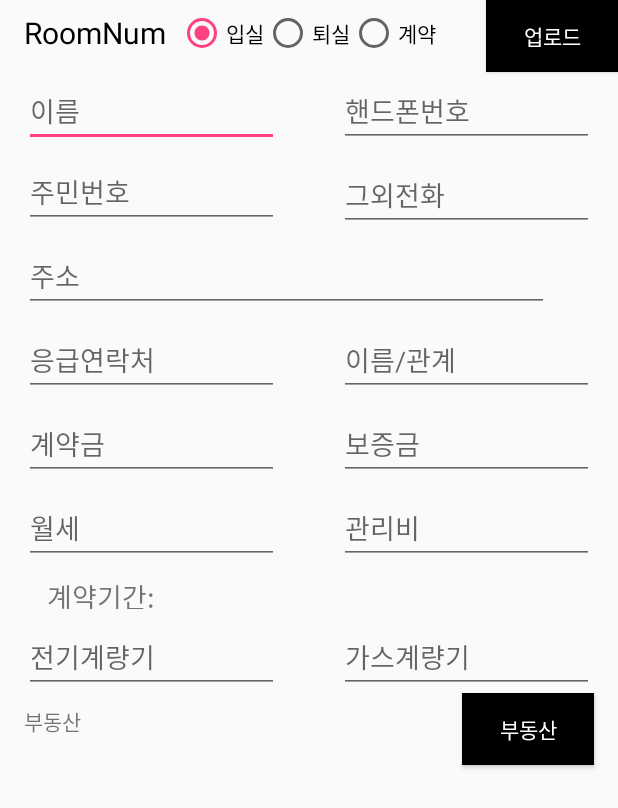
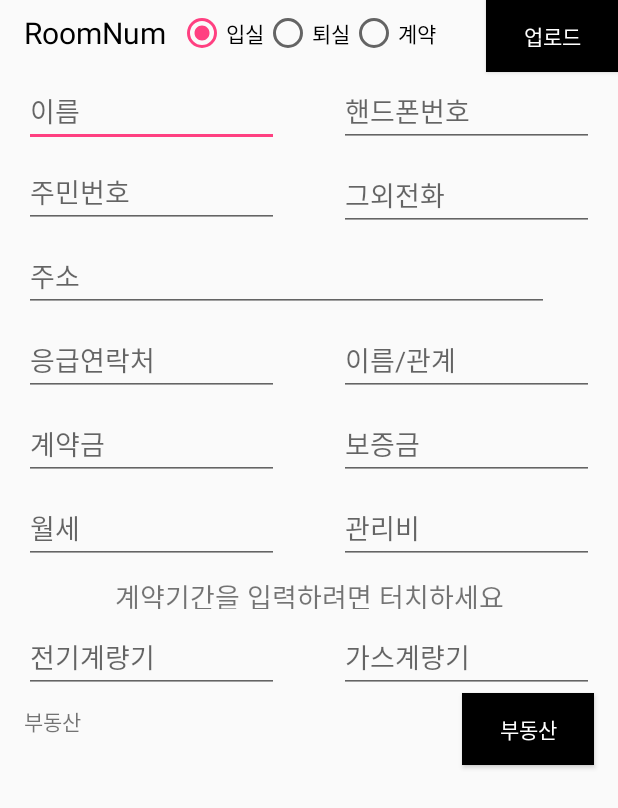
Before and after one commit to ShinGyuRi/SmsForwarding, an Android app: the RoomDetailActivity screen opened directly, with no data from a screen before it, on a phone screen of 412 x 824 dp. Shown: the top 808 px of the screen. Run offline under Robolectric (Android 15) with nearby library versions, the phone set to English and light mode, and no system bars; our stand-ins replace data binding; libraries missing offline, so code that uses them is left out: com.wdullaer.materialdatetimepicker; 10 statements that could not run were skipped.

Commit message:
계약서 입력시 계약기간 입력 수정 (입실일 퇴실일 표시)

```diff
--- a/app/src/main/java/com/abercompany/smsforwarding/activity/RoomDetailActivity.java
+++ b/app/src/main/java/com/abercompany/smsforwarding/activity/RoomDetailActivity.java
@@ -167,6 +167,7 @@ public class RoomDetailActivity extends AppCompatActivity implements DatePickerD
                         startDate.get(Calendar.MONTH),
                         startDate.get(Calendar.DAY_OF_MONTH)
                 );
+                dpd.setTitle("입실일");
                 dpd.show(getFragmentManager(), "startDate");
                 break;
 
@@ -458,6 +459,7 @@ public class RoomDetailActivity extends AppCompatActivity implements DatePickerD
                     endDate.get(Calendar.MONTH),
                     endDate.get(Calendar.DAY_OF_MONTH)
             );
+            dpd.setTitle("퇴실일");
             dpd.show(getFragmentManager(), "endDate");
         } else if ("endDate".equals(view.getTag())) {
             endDate = year + "-" + monthResult + "-" + dayResult;
--- a/app/src/main/res/layout/activity_room_detail.xml
+++ b/app/src/main/res/layout/activity_room_detail.xml
@@ -184,7 +184,8 @@
             android:layout_marginStart="8dp"
             android:layout_marginTop="8dp"
             android:onClick="@{roomDetail.onClick}"
-            android:text="계약기간:"
+            android:gravity="center"
+            android:text="계약기간을 입력하려면 터치하세요"
             android:textSize="18dp"
             app:layout_constraintEnd_toEndOf="parent"
             app:layout_constraintStart_toStartOf="parent"
--- a/app/src/main/res/values/strings.xml
+++ b/app/src/main/res/values/strings.xml
@@ -7,7 +7,7 @@
     <string name="str_deposit_message">이름:%1s 입금액:%2s\n날짜:%3s 방법:%4s</string>
     <string name="str_deposit_realty">%1s(%2s)</string>
     <string name="str_charges">%1s/%2s/%3s</string>
-    <string name="str_term">%1s ~ %2s</string>
+    <string name="str_term">계약기간: %1s ~ %2s</string>
     <string name="str_realty_info">\n%1s\t%2s\n%3s\t%4s</string>
     <string name="str_sms_message_cash">%1s\n%2s\n%3s\n%4s\n%5s</string>
     <string name="str_adjustment_amount">정산금액: %1s원</string>
```
